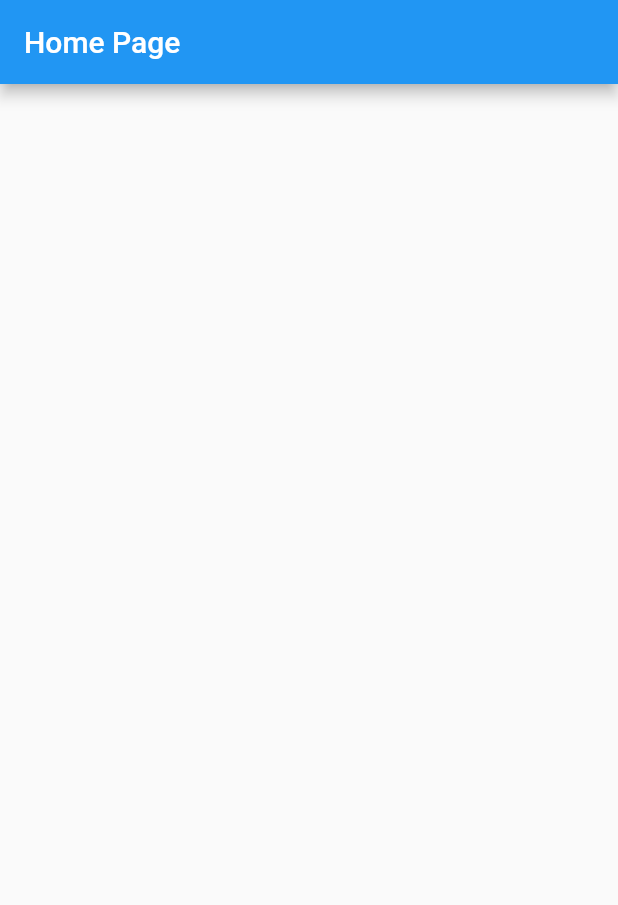
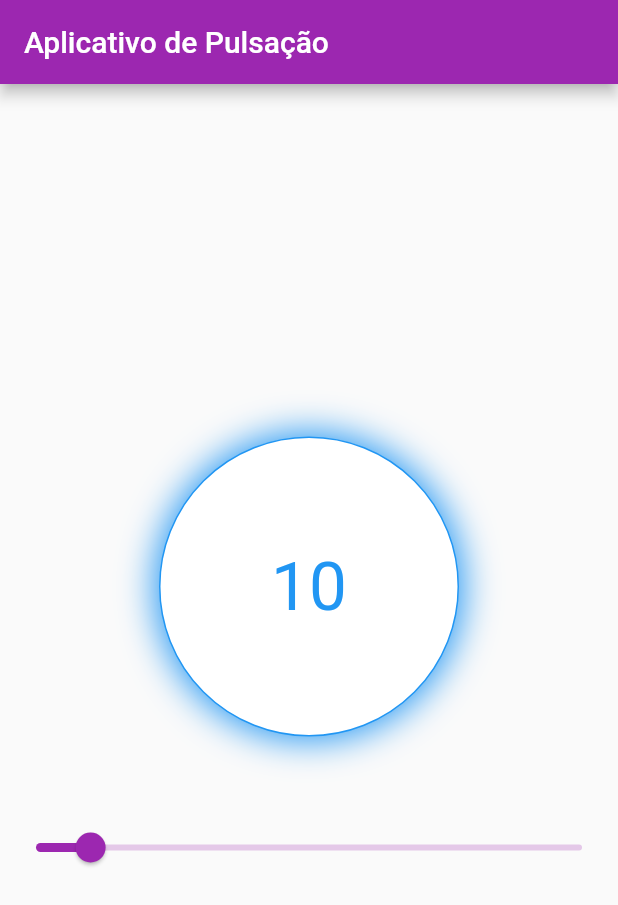
Before and after one commit to Patrick399p/pulse_button, a Flutter app: the screen it shows after launch, on a phone screen of 412 x 824 dp. Shown: the top 905 px of the screen. Run offline on Flutter 3.47's test engine with Material 2 defaults, Android fonts, the phone set to English and light mode, and no system bars; missing offline and left inert: dart:ffi.

Commit message:
Add files via upload

```diff
--- a/lib/home_page.dart
+++ b/lib/home_page.dart
@@ -1,15 +1,38 @@
+import 'package:aplicativo_pulsacao/pulse_button.dart';
 import 'package:flutter/material.dart';
 
-class HomePage extends StatelessWidget {
+class HomePage extends StatefulWidget {
   const HomePage({Key? key}) : super(key: key);
 
   @override
+  State<HomePage> createState() => _HomePageState();
+}
+
+class _HomePageState extends State<HomePage> {
+  var temperatura = 0.1;
+  @override
   Widget build(BuildContext context) {
     return Scaffold(
-      appBar: AppBar(
-        title: const Text('Home Page'),
-      ),
-      body: Container(),
-    );
+        appBar: AppBar(
+          title: const Text('Aplicativo de Pulsação'),
+        ),
+        body: Center(
+            child: Column(
+          mainAxisAlignment: MainAxisAlignment.center,
+          children: [
+            PulseButton(temperatura * 100),
+            const SizedBox(
+              height: 50,
+            ),
+            Slider(
+              value: temperatura,
+              onChanged: (value) {
+                setState(() {
+                  temperatura = value;
+                });
+              },
+            ),
+          ],
+        )));
   }
 }
--- a/lib/main.dart
+++ b/lib/main.dart
@@ -9,12 +9,22 @@ void main() {
 class MyApp extends StatelessWidget {
   const MyApp({super.key});
 
+  // This widget is the root of your application.
   @override
   Widget build(BuildContext context) {
     return MaterialApp(
       title: 'Flutter Demo',
       theme: ThemeData(
-        primarySwatch: Colors.blue,
+        // This is the theme of your application.
+        //
+        // Try running your application with "flutter run". You'll see the
+        // application has a blue toolbar. Then, without quitting the app, try
+        // changing the primarySwatch below to Colors.green and then invoke
+        // "hot reload" (press "r" in the console where you ran "flutter run",
+        // or simply save your changes to "hot reload" in a Flutter IDE).
+        // Notice that the counter didn't reset back to zero; the application
+        // is not restarted.
+        primarySwatch: Colors.purple,
       ),
       home: const HomePage(),
     );
--- /dev/null
+++ b/lib/pulse_button.dart
@@ -0,0 +1,93 @@
+import 'dart:ffi';
+
+import 'package:flutter/material.dart';
+
+class PulseButton extends StatefulWidget {
+  final double temperatura;
+
+  const PulseButton(this.temperatura, {Key? key}) : super(key: key);
+
+  @override
+  State<PulseButton> createState() => _PulseButtonState();
+}
+
+class _PulseButtonState extends State<PulseButton>
+    with SingleTickerProviderStateMixin {
+  late final AnimationController animationController;
+  late final Animation<double> animation;
+
+  @override
+  void initState() {
+    animationController = AnimationController(
+      vsync: this,
+      duration: const Duration(milliseconds: 600),
+    );
+
+    animation = Tween(begin: 5.0, end: 80.0)
+        .chain(CurveTween(curve: Curves.linear))
+        .animate(animationController);
+
+    super.initState();
+  }
+
+  @override
+  Widget build(BuildContext context) {
+    if (widget.temperatura > 33 && animationController.isDismissed) {
+      animationController.repeat(reverse: true);
+    } else if (widget.temperatura < 33) {
+      animationController.reverse();
+    }
+
+    if (widget.temperatura > 66 &&
+        animationController.duration?.inMilliseconds == 600) {
+      animationController.stop();
+      animationController.duration = const Duration(milliseconds: 200);
+      animationController.repeat(reverse: true);
+    } else if (widget.temperatura > 33 &&
+        widget.temperatura < 66 &&
+        animationController.duration?.inMilliseconds == 200) {
+      animationController.stop();
+      animationController.duration = const Duration(milliseconds: 600);
+      animationController.repeat(reverse: true);
+    }
+
+    // final color = widget.temperatura > 37.0 ? Colors.blue : Colors.red;
+
+    var color = Colors.white;
+
+    if (widget.temperatura < 33) {
+      color = Colors.blue;
+    } else if (widget.temperatura > 33 && widget.temperatura < 66) {
+      color = Colors.green;
+    } else if (widget.temperatura > 66) {
+      color = Colors.red;
+    }
+
+    return AnimatedBuilder(
+      animation: animation,
+      builder: (context, child) {
+        return Container(
+          width: 200,
+          height: 200,
+          decoration: BoxDecoration(
+              color: Colors.white,
+              shape: BoxShape.circle,
+              border: Border.all(color: color),
+              boxShadow: [
+                BoxShadow(
+                  color: color,
+                  blurRadius: animation.value > 0 ? 20 : 0,
+                  spreadRadius: animation.value / 2,
+                )
+              ]),
+          child: Center(
+              child: Text(widget.temperatura.toStringAsPrecision(2),
+                  style: Theme.of(context)
+                      .textTheme
+                      .headline3
+                      ?.copyWith(color: color))),
+        );
+      },
+    );
+  }
+}
--- a/pubspec.yaml
+++ b/pubspec.yaml
@@ -1,4 +1,4 @@
-name: pulse_button
+name: aplicativo_pulsacao
 description: A new Flutter project.
 
 # The following line prevents the package from being accidentally published to
```
Also changed, not shown: 7 other files.
